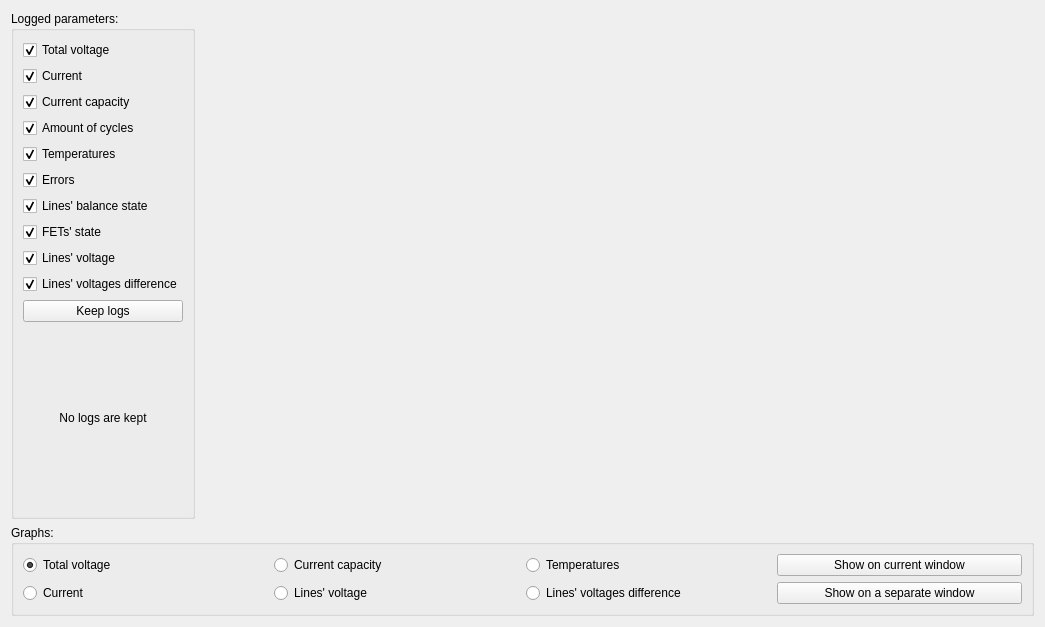
reedpxel/BMSInterface, file app/logswidget.ui: the form before one commit.
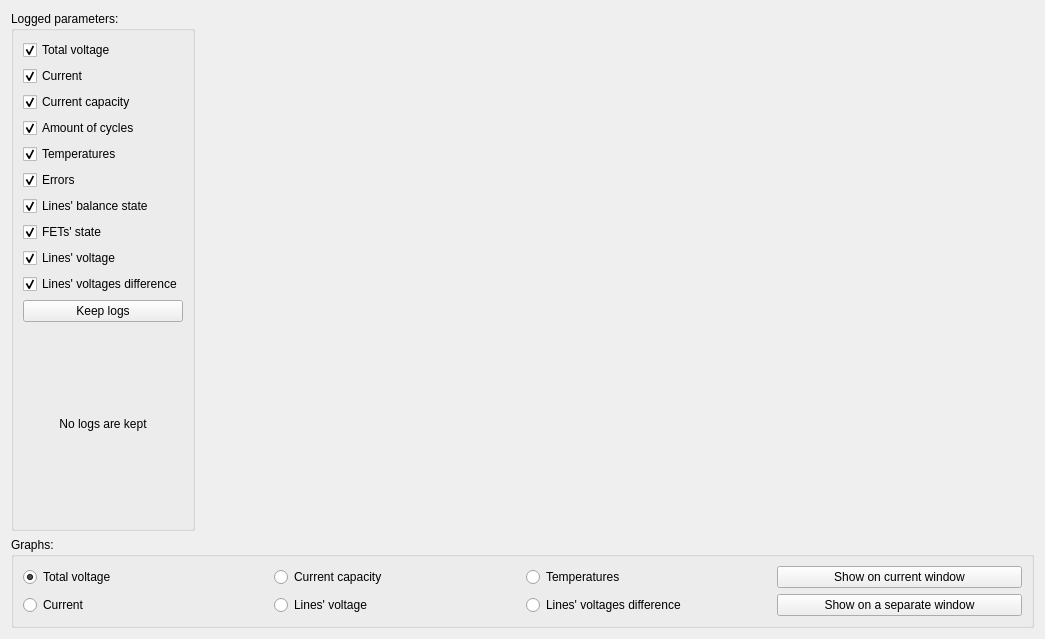
The form after the commit.

```diff
--- a/app/logswidget.ui
+++ b/app/logswidget.ui
@@ -7,7 +7,7 @@
     <x>0</x>
     <y>0</y>
     <width>1045</width>
-    <height>627</height>
+    <height>639</height>
    </rect>
   </property>
   <property name="windowTitle">
@@ -25,7 +25,7 @@
      <property name="minimumSize">
       <size>
        <width>800</width>
-       <height>500</height>
+       <height>450</height>
       </size>
      </property>
     </widget>
```
Left out of the diff: 42 changed lines with no effect on the pictures.
